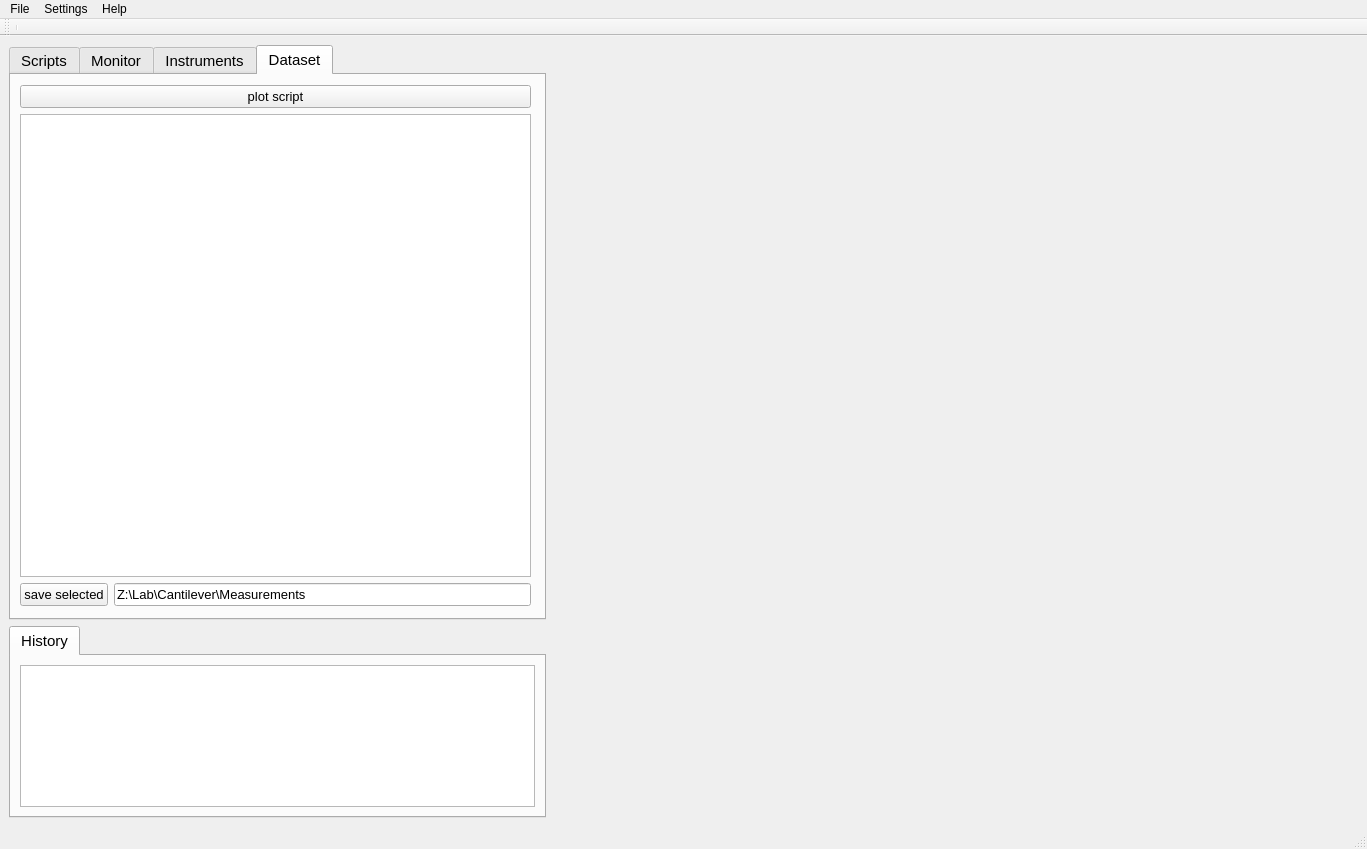
Old version of the form src/core/basic_application_window.ui in the repository LISE-B26/pylabcontrol.
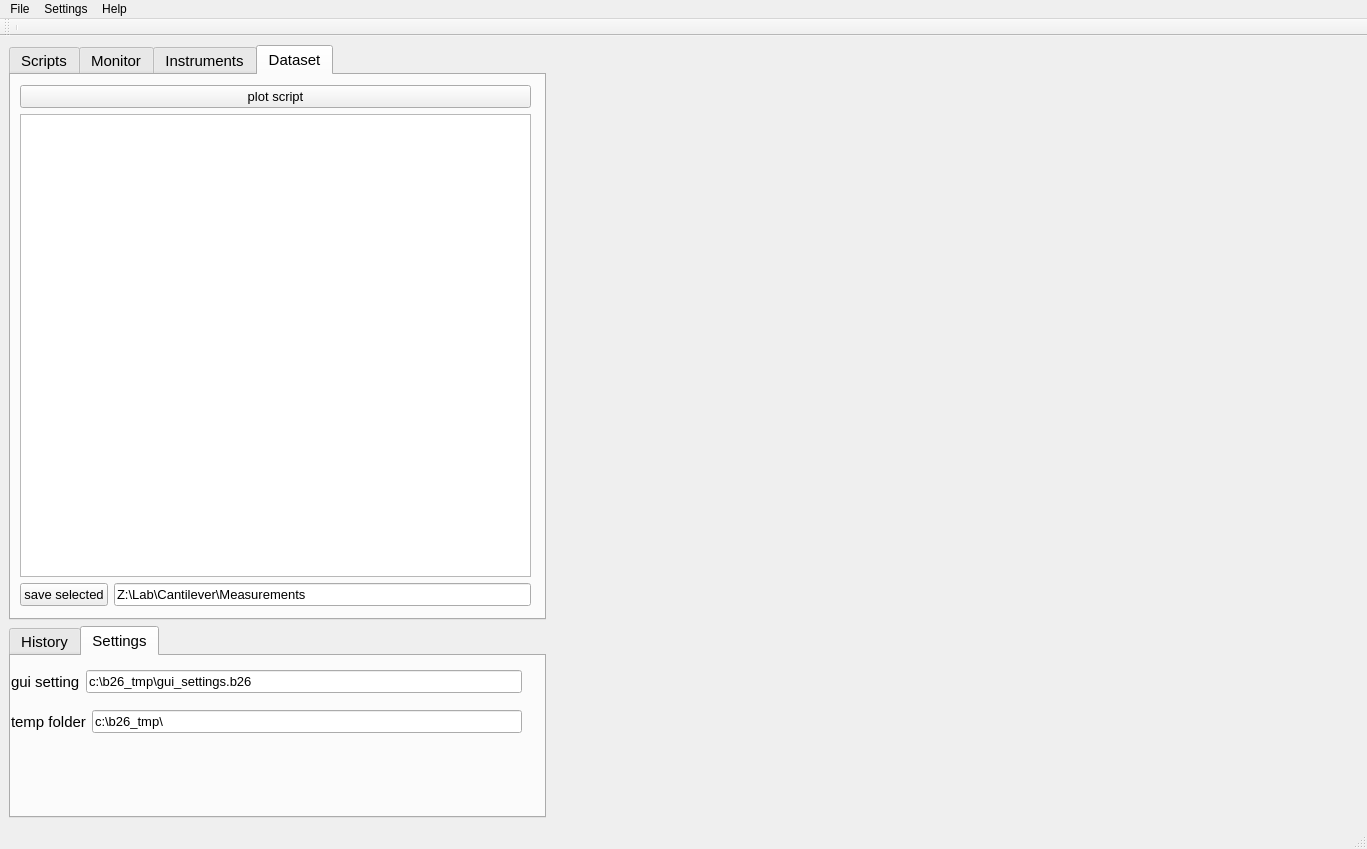
New version of the form. Custom widgets are drawn as their Qt base class.

What changed in the file:
```diff
--- a/src/core/basic_application_window.ui
+++ b/src/core/basic_application_window.ui
@@ -503,7 +503,7 @@
            </font>
           </property>
           <property name="currentIndex">
-           <number>0</number>
+           <number>1</number>
           </property>
           <widget class="QWidget" name="tab">
            <attribute name="title">
@@ -524,6 +524,73 @@
             </item>
            </layout>
           </widget>
+          <widget class="QWidget" name="tab_settings">
+           <attribute name="title">
+            <string>Settings</string>
+           </attribute>
+           <widget class="QWidget" name="horizontalLayoutWidget_3">
+            <property name="geometry">
+             <rect>
+              <x>0</x>
+              <y>10</y>
+              <width>511</width>
+              <height>31</height>
+             </rect>
+            </property>
+            <layout class="QHBoxLayout" name="horizontalLayout_11">
+             <item>
+              <widget class="QLabel" name="label">
+               <property name="text">
+                <string>gui setting</string>
+               </property>
+              </widget>
+             </item>
+             <item>
+              <widget class="QLineEdit" name="txt_settings_path">
+               <property name="font">
+                <font>
+                 <pointsize>10</pointsize>
+                </font>
+               </property>
+               <property name="text">
+                <string>c:\b26_tmp\gui_settings.b26</string>
+               </property>
+              </widget>
+             </item>
+            </layout>
+           </widget>
+           <widget class="QWidget" name="horizontalLayoutWidget_4">
+            <property name="geometry">
+             <rect>
+              <x>0</x>
+              <y>50</y>
+              <width>511</width>
+              <height>31</height>
+             </rect>
+            </property>
+            <layout class="QHBoxLayout" name="horizontalLayout_12">
+             <item>
+              <widget class="QLabel" name="label_2">
+               <property name="text">
+                <string>temp folder</string>
+               </property>
+              </widget>
+             </item>
+             <item>
+              <widget class="QLineEdit" name="txt_tmp_folder_path">
+               <property name="font">
+                <font>
+                 <pointsize>10</pointsize>
+                </font>
+               </property>
+               <property name="text">
+                <string>c:\b26_tmp\</string>
+               </property>
+              </widget>
+             </item>
+            </layout>
+           </widget>
+          </widget>
          </widget>
         </item>
        </layout>
```
